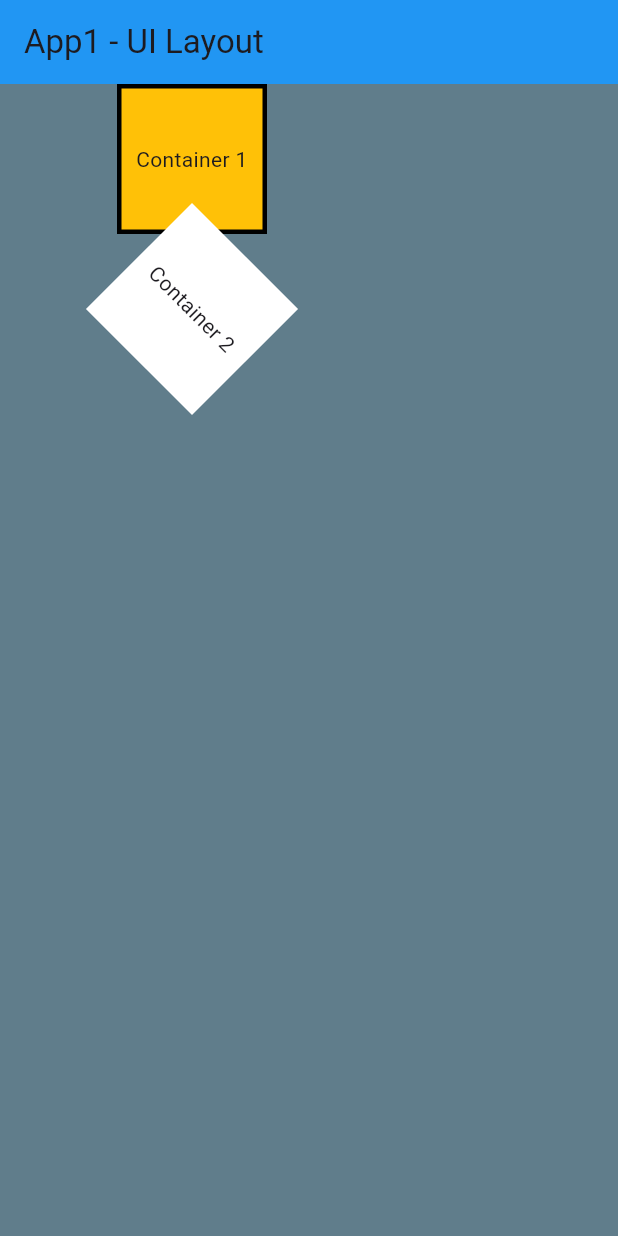
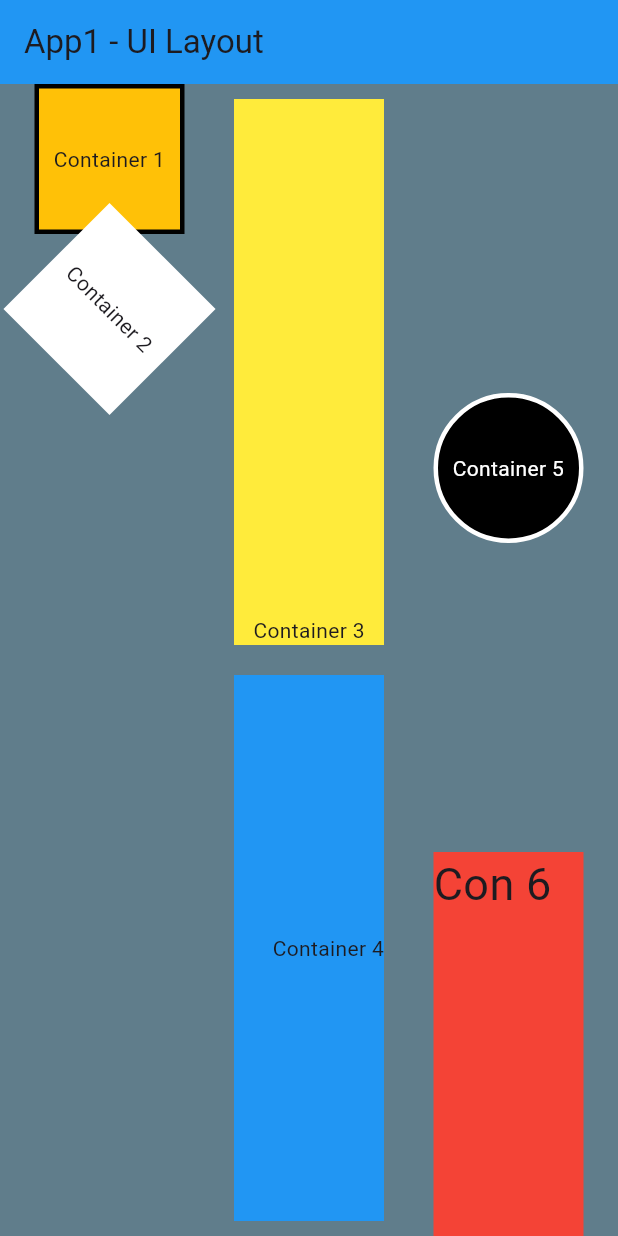
Before and after one commit to TompyxP/dmit-2504-assignment-1-ui-layout-TompyxP, a Flutter app: the screen it shows after launch, on a phone screen of 412 x 824 dp. Run offline on Flutter 3.47's test engine with Material 3 defaults, Android fonts, the phone set to English and light mode, and no system bars.

Commit message:
assignment 1 finished

```diff
--- a/dmit2504_assignment_01/lib/main.dart
+++ b/dmit2504_assignment_01/lib/main.dart
@@ -57,7 +57,8 @@ class MyApp extends StatelessWidget {
                             color: Colors.black,
                             width: 3.0,
                           ),
-                        )),
+                        )
+                      ),
                     child: const Center(
                         child: Text(
                       'Container 1',
@@ -84,13 +85,94 @@ class MyApp extends StatelessWidget {
                   )
               ],
             ),
+            Column(children: [
+              Expanded(
+                flex: 1,
+                child: Padding(
+                  padding: const EdgeInsets.all(10.0),
+                  child: Container(
+                      height: 100.0,
+                      width: 100.0,
+                      decoration: const BoxDecoration(
+                        shape: BoxShape.rectangle,
+                        color: Colors.yellow,
+                      ),
+                      child: const Align(
+                        alignment: Alignment.bottomCenter,
+                        child: Text('Container 3'),
+                      )
+                    ),
+                ),
+              ),
+              Expanded(
+                flex: 1,
+                child: Padding(
+                  padding: const EdgeInsets.all(10.0),
+                  child: Container(
+                    height: 100.0,
+                    width: 100.0,
+                    decoration: const BoxDecoration(
+                      shape: BoxShape.rectangle,
+                      color: Colors.blue,
+                    ),
+                    child: const Align(
+                        alignment: Alignment.centerRight,
+                        child: Text('Container 4')),
+                  ),
+                ),
+              ),
+            ]),
             Column(
               children: [
-
-              ]
+                Expanded(
+                    flex: 2,
+                    child: Container(
+                        height: 100.0,
+                        width: 100.0,
+                        decoration: const BoxDecoration(
+                            shape: BoxShape.circle,
+                            color: Colors.black,
+                            border: Border(
+                              top: BorderSide(
+                                color: Colors.white,
+                                width: 3.0,
                               ),
-            Column(
-              children: [],
+                              bottom: BorderSide(
+                                color: Colors.white,
+                                width: 3.0,
+                              ),
+                              left: BorderSide(
+                                color: Colors.white,
+                                width: 3.0,
+                              ),
+                              right: BorderSide(
+                                color: Colors.white,
+                                width: 3.0,
+                              ),
+                            )),
+                        child: const Center(
+                            child: Text(
+                          'Container 5',
+                          textAlign: TextAlign.center,
+                          style: TextStyle(color: Colors.white),
+                        )
+                      )
+                    )
+                  ),
+                Expanded(
+                  flex: 1,
+                  child: Container(
+                    height: 100.0,
+                    width: 100.0,
+                    decoration: const BoxDecoration(
+                      shape: BoxShape.rectangle,
+                      color: Colors.red,
+                    ),
+                    child:
+                        const Text('Con 6', style: TextStyle(fontSize: 30.0)),
+                  ),
+                ),
+              ],
             ),
           ],
         ),
```
Lines whose indentation alone changed are shown as unchanged.
